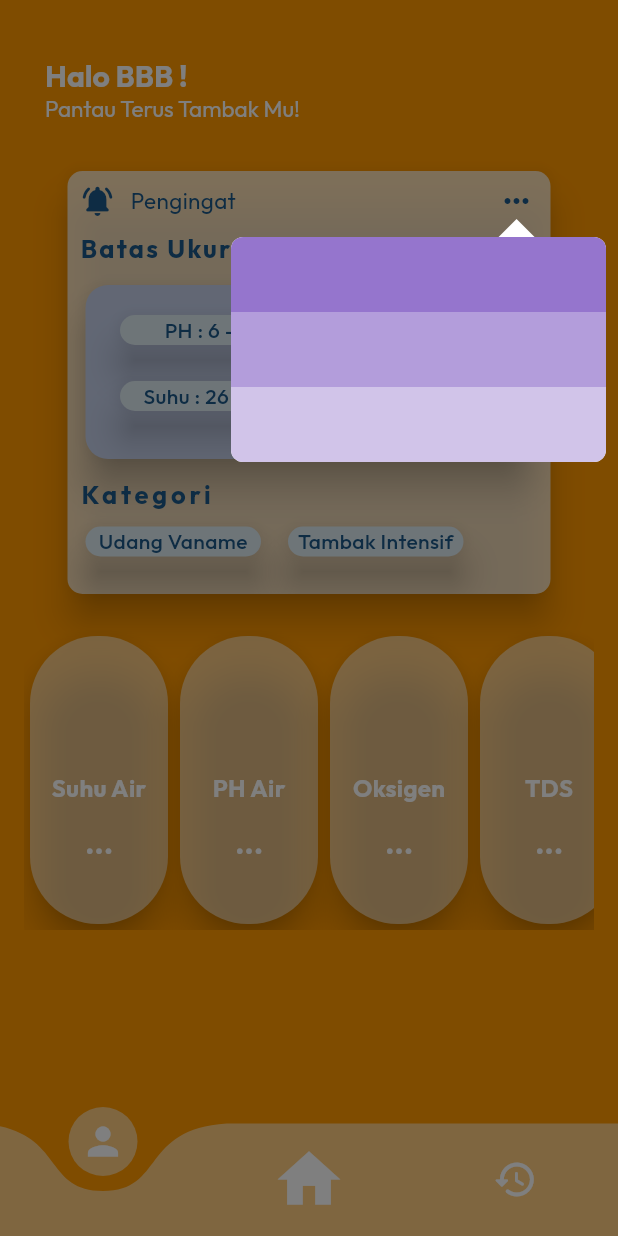
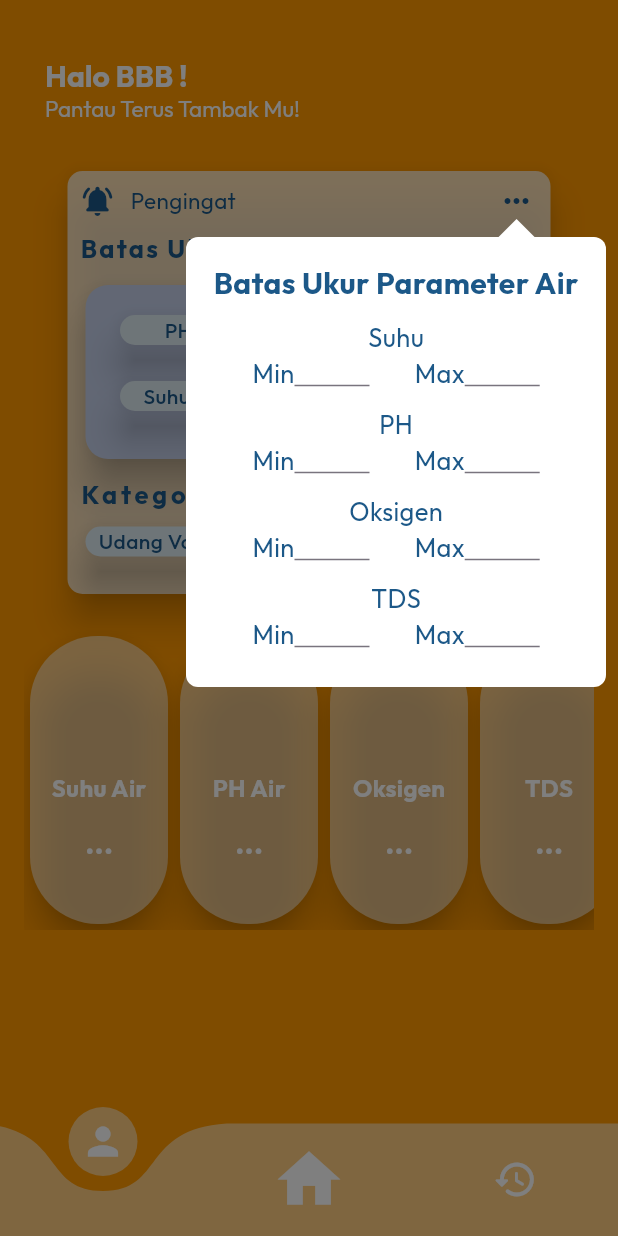
Before and after one commit to bbbintang/Project-TA, a Flutter app: the screen it shows after launch, after a tap on the "keyboard control" icon, on a phone screen of 412 x 824 dp. Run offline on Flutter 3.47's test engine with Material 3 defaults, Android fonts, the light colour scheme and no system bars; drawn by our look-alikes of curved_navigation_bar; our stand-ins replace firebase_auth, firebase_core, google_fonts, google_sign_in, popover; accounts and stored records are empty.

Commit message:
hlm3 done

```diff
--- a/Front-End/mwaa1/lib/widget/button.dart
+++ b/Front-End/mwaa1/lib/widget/button.dart
@@ -12,8 +12,8 @@ class MyButton extends StatelessWidget {
       onTap: () => showPopover(
         context: context,
         bodyBuilder: (context) => MenuItem(),
-        width: 250,
-        height: 150,
+        width: 280,
+        height: 300,
         direction: PopoverDirection.bottom
       ),
         child: Icon(Icons.more_horiz, color: darkblue,),
--- a/Front-End/mwaa1/lib/widget/custom_parameter.dart
+++ b/Front-End/mwaa1/lib/widget/custom_parameter.dart
@@ -1,5 +1,4 @@
 import 'package:flutter/material.dart';
-import 'package:google_fonts/google_fonts.dart';
 import 'package:mwaa1/widget/theme.dart';
 
 class CustomParameter extends StatelessWidget {
--- a/Front-End/mwaa1/lib/widget/menu_item.dart
+++ b/Front-End/mwaa1/lib/widget/menu_item.dart
@@ -1,25 +1,85 @@
 import 'package:flutter/material.dart';
+import 'package:flutter/services.dart';
+import 'package:mwaa1/widget/theme.dart';
 
 class MenuItem extends StatelessWidget {
   const MenuItem({super.key});
 
   @override
   Widget build(BuildContext context) {
-    return Column(
-      children: [
-        Container(
-          height: 50,
-          color: Colors.deepPurple.shade300,
-        ),
-        Container(
-          height: 50,
-          color: Colors.deepPurple.shade200,
-        ),
-        Container(
-          height: 50,
-          color: Colors.deepPurple.shade100,
-        )
-      ],
+    return Container(
+      child: Column(
+        children: [
+          Padding(
+              padding: const EdgeInsets.only(top: 16),
+              child: Text("Batas Ukur Parameter Air", style: outfit20bold.copyWith(color: darkblue),)),
+          const SizedBox(height: 10,),
+          Text("Suhu", style: outfit17normal.copyWith(color: darkblue),),
+          const CustomTextField(text1: "Min", text2: "Max",),
+          const SizedBox(height: 10,),
+          Text("PH", style: outfit17normal.copyWith(color: darkblue),),
+          const CustomTextField(text1: "Min", text2: "Max",),
+          const SizedBox(height: 10,),
+          Text("Oksigen", style: outfit17normal.copyWith(color: darkblue),),
+          const CustomTextField(text1: "Min", text2: "Max",),
+          const SizedBox(height: 10,),
+          Text("TDS", style: outfit17normal.copyWith(color: darkblue),),
+          const CustomTextField(text1: "Min", text2: "Max",),
+        ],
+      ),
     );
   }
 }
+
+class CustomTextField extends StatelessWidget {
+  final String text1;
+  final String text2;
+  const CustomTextField({
+    super.key,
+    required this.text1,
+    required this.text2,
+  });
+
+  @override
+  Widget build(BuildContext context) {
+    return Padding(
+      padding: const EdgeInsets.symmetric(horizontal: 30.0),
+      child: Row(
+        mainAxisAlignment: MainAxisAlignment.center,
+        children: [
+          Text(
+            text1,
+            style: outfit17normal.copyWith(color: darkblue),
+          ),
+          const SizedBox(
+            width: 50,
+            height: 17,
+            child: TextField(
+              textAlign: TextAlign.center,
+              decoration: InputDecoration(
+                  contentPadding: EdgeInsets.symmetric(
+                vertical: 10,
+              )),
+            ),
+          ),
+          const SizedBox(width: 30,),
+          Text(
+            text2,
+            style: outfit17normal.copyWith(color: darkblue),
+          ),
+          const SizedBox(
+            width: 50,
+            height: 17,
+            child: TextField(
+              textAlign: TextAlign.center,
+              decoration: InputDecoration(
+                  contentPadding: EdgeInsets.symmetric(
+                vertical: 10,
+              )),
+            ),
+          )
+        ],
+      ),
+    );
+  }
+}
--- a/Front-End/mwaa1/lib/widget/theme.dart
+++ b/Front-End/mwaa1/lib/widget/theme.dart
@@ -16,3 +16,6 @@ TextStyle outfit20bold = GoogleFonts.outfit(
 
 TextStyle outfit15normal = GoogleFonts.outfit(
     fontSize: 15, fontWeight: FontWeight.normal, color: Colors.white);
+
+TextStyle outfit17normal = GoogleFonts.outfit(
+    fontSize: 17, fontWeight: FontWeight.normal, color: Colors.white);
```
Also changed, not shown: Front-End/mwaa1/lib/Screen/profile_page.dart (added).
